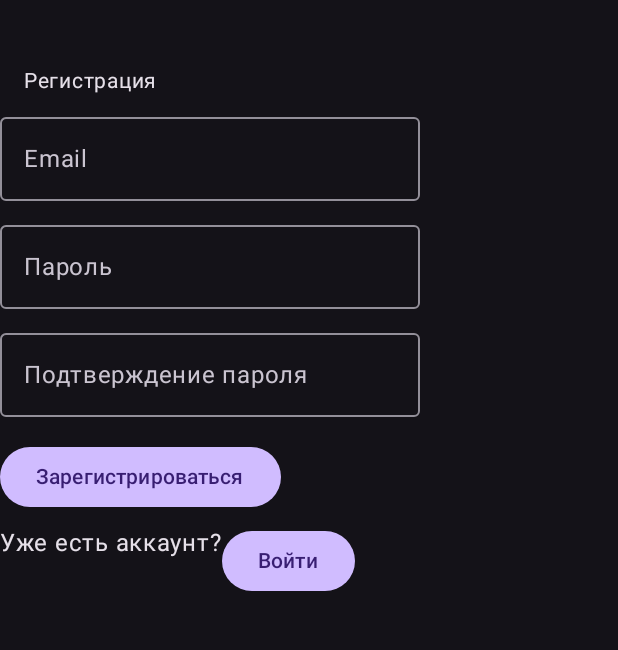
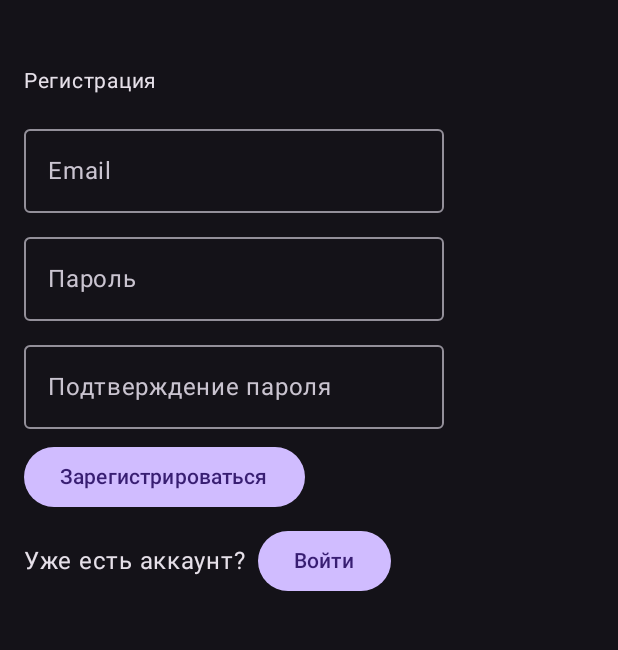
Before and after one commit to gorshok-project-itmo/android, an Android app built with Jetpack Compose: the screen it shows after launch (MainActivity), after a tap on "Зарегистрироваться", on a phone screen of 412 x 824 dp, the part 69-719 px from its top. Run offline under Robolectric (Android 15) with nearby library versions, the phone set to English and light mode, and no system bars; our stand-ins replace Dagger/Hilt's generated code; libraries missing offline, so code that uses them is left out: androidx.hilt.lifecycle; 1 other tap on this screen came first.

Commit message:
fix form styling, add device dynamic routes

```diff
--- a/app/src/main/java/com/example/smartpot/MainActivity.kt
+++ b/app/src/main/java/com/example/smartpot/MainActivity.kt
@@ -57,7 +57,7 @@ class MainActivity : ComponentActivity() {
                 ?.let { state ->
                     when (state) {
                         is LaunchState.SignedIn -> {
-                            navController.navigate(Screen.Home.route) {
+                            navController.navigate(Screen.DeviceList.route) {
                                 popUpTo(navController.graph.startDestinationId) { inclusive = true }
                             }
                         }
@@ -92,8 +92,10 @@ class MainActivity : ComponentActivity() {
                             DeviceListScreen(navController)
                         }
 
-                        composable(Screen.Device.route) {
-                            DeviceScreen(navController)
+                        composable(Screen.Device.route) { backStackEntry ->
+                            val idArg = backStackEntry.arguments?.getString("id")
+                            val id = idArg?.toIntOrNull() ?: -1
+                            DeviceScreen(navController, id)
                         }
 
                         composable(Screen.Signup.route) {
--- a/app/src/main/java/com/example/smartpot/data/api/MockSmartPotApi.kt
+++ b/app/src/main/java/com/example/smartpot/data/api/MockSmartPotApi.kt
@@ -8,7 +8,18 @@ import kotlin.random.Random
 class MockSmartPotApi(
     private val delayMs: Long = 200L
 ) : SmartPotApi {
-    private val devices = mutableMapOf<Int, Device>()
+    private val devices = mutableMapOf<Int, Device>(1 to Device(
+        id = 1,
+        name = "MyDevice1",
+        mode = "schedule",
+        intervalHours = 5,
+        durationMinutes = 30,
+        humidityThreshold = 0.3,
+        waterLevel = 1.0,
+        userId = 99,
+        createdAt = "",
+        updatedAt = ""
+    ))
     private val schedules = mutableMapOf<Int, WateringScheduleItem>()
     private var token: String? = null
 
@@ -67,9 +78,9 @@ class MockSmartPotApi(
         return this.devices.values.toList()
     }
 
-    override suspend fun getDevice(deviceId: Int): Device {
+    override suspend fun getDevice(deviceId: Int): Device? {
         delay(delayMs)
-        return this.devices[deviceId]!!
+        return this.devices[deviceId]
     }
 
     override suspend fun getDeviceWateringStatus(deviceId: Int): WateringStatus {
--- a/app/src/main/java/com/example/smartpot/data/api/SmartPotApi.kt
+++ b/app/src/main/java/com/example/smartpot/data/api/SmartPotApi.kt
@@ -83,7 +83,7 @@ interface SmartPotApi {
     suspend fun postLogin(request: AuthRequest): AuthResponse
     suspend fun deleteLogout(): LogoutResponse
     suspend fun getDevices(): List<Device>
-    suspend fun getDevice(deviceId: Int): Device
+    suspend fun getDevice(deviceId: Int): Device?
     suspend fun getDeviceWateringStatus(deviceId: Int): WateringStatus
     suspend fun postDeviceTriggerWatering(deviceId: Int): DeviceTriggerWateringResponse
 
--- /dev/null
+++ b/app/src/main/java/com/example/smartpot/ui/components/Form.kt
@@ -0,0 +1,19 @@
+package com.example.smartpot.ui.components
+
+import androidx.compose.foundation.layout.Arrangement
+import androidx.compose.foundation.layout.Column
+import androidx.compose.foundation.layout.fillMaxWidth
+import androidx.compose.foundation.layout.padding
+import androidx.compose.runtime.Composable
+import androidx.compose.ui.Modifier
+import androidx.compose.ui.unit.dp
+
+@Composable
+fun Form(content: @Composable () -> Unit) {
+    Column(
+        modifier = Modifier.fillMaxWidth().padding(horizontal = 16.dp, vertical = 8.dp),
+        verticalArrangement = Arrangement.spacedBy(8.dp)
+    ) {
+        content()
+    }
+}
--- a/app/src/main/java/com/example/smartpot/ui/models/DeviceListViewModel.kt
+++ b/app/src/main/java/com/example/smartpot/ui/models/DeviceListViewModel.kt
@@ -20,9 +20,6 @@ class DeviceListViewModel @Inject constructor(private val repo: SmartPotReposito
     private val _devices = MutableStateFlow(DevicesState())
     val devices: StateFlow<DevicesState> = _devices
 
-    private val _schedule = MutableStateFlow(WaterScheduleState())
-    val schedule: StateFlow<WaterScheduleState> = _schedule
-
     fun getDevices() = viewModelScope.launch {
         val resp = repo.getDevices()
 
--- a/app/src/main/java/com/example/smartpot/ui/models/LoginViewModel.kt
+++ b/app/src/main/java/com/example/smartpot/ui/models/LoginViewModel.kt
@@ -6,6 +6,7 @@ import androidx.lifecycle.viewModelScope
 import com.example.smartpot.data.api.Auth
 import com.example.smartpot.data.api.AuthRequest
 import com.example.smartpot.data.api.SmartPotApi
+import com.example.smartpot.data.repository.SmartPotRepository
 import com.example.smartpot.data.repository.TokenRepository
 import dagger.hilt.android.lifecycle.HiltViewModel
 import kotlinx.coroutines.flow.MutableSharedFlow
@@ -16,7 +17,7 @@ import kotlinx.coroutines.launch
 import javax.inject.Inject
 
 @HiltViewModel
-class LoginViewModel @Inject constructor(private val api: SmartPotApi, private val tokenRepo: TokenRepository) : ViewModel() {
+class LoginViewModel @Inject constructor(private val repo: SmartPotRepository, private val tokenRepo: TokenRepository) : ViewModel() {
     private val _email = mutableStateOf("")
     val email = _email
 
@@ -35,7 +36,7 @@ class LoginViewModel @Inject constructor(private val api: SmartPotApi, private v
     fun onEmailChange(v: String) { _email.value = v }
     fun onPasswordChange(v: String) { _password.value = v }
 
-    fun signup() {
+    fun login() {
         val e = _email.value.trim()
         val p = _password.value
 
@@ -49,7 +50,7 @@ class LoginViewModel @Inject constructor(private val api: SmartPotApi, private v
 
             try {
                 val req = AuthRequest(Auth(e, p))
-                val resp = api.postSignup(req)
+                val resp = repo.postLogin(req)
                 val token = resp.status.token
                 tokenRepo.saveToken(token)
                 _signedInEvent.emit(Unit)
--- a/app/src/main/java/com/example/smartpot/ui/models/SignupViewModel.kt
+++ b/app/src/main/java/com/example/smartpot/ui/models/SignupViewModel.kt
@@ -5,7 +5,7 @@ import androidx.lifecycle.ViewModel
 import androidx.lifecycle.viewModelScope
 import com.example.smartpot.data.api.Auth
 import com.example.smartpot.data.api.AuthRequest
-import com.example.smartpot.data.api.SmartPotApi
+import com.example.smartpot.data.repository.SmartPotRepository
 import com.example.smartpot.data.repository.TokenRepository
 import dagger.hilt.android.lifecycle.HiltViewModel
 import kotlinx.coroutines.flow.MutableSharedFlow
@@ -16,7 +16,7 @@ import kotlinx.coroutines.launch
 import javax.inject.Inject
 
 @HiltViewModel
-class SignupViewModel @Inject constructor(private val api: SmartPotApi, private val tokenRepo: TokenRepository) : ViewModel() {
+class SignupViewModel @Inject constructor(private val repo: SmartPotRepository, private val tokenRepo: TokenRepository) : ViewModel() {
     private val _email = mutableStateOf("")
     val email = _email
 
@@ -59,7 +59,7 @@ class SignupViewModel @Inject constructor(private val api: SmartPotApi, private
 
             try {
                 val req = AuthRequest(Auth(e, p))
-                val resp = api.postSignup(req)
+                val resp = repo.postSignup(req)
                 val token = resp.status.token
                 tokenRepo.saveToken(token)
                 _signedInEvent.emit(Unit)
--- a/app/src/main/java/com/example/smartpot/ui/screens/LoginScreen.kt
+++ b/app/src/main/java/com/example/smartpot/ui/screens/LoginScreen.kt
@@ -4,6 +4,7 @@ import androidx.compose.foundation.layout.Column
 import androidx.compose.foundation.layout.Row
 import androidx.compose.foundation.layout.Spacer
 import androidx.compose.foundation.layout.height
+import androidx.compose.foundation.layout.width
 import androidx.compose.material3.Button
 import androidx.compose.material3.OutlinedTextField
 import androidx.compose.material3.Text
@@ -13,6 +14,7 @@ import androidx.compose.runtime.collectAsState
 import androidx.compose.runtime.getValue
 import androidx.compose.runtime.remember
 import androidx.compose.runtime.rememberCoroutineScope
+import androidx.compose.ui.Alignment
 import androidx.compose.ui.Modifier
 import androidx.compose.ui.graphics.Color
 import androidx.compose.ui.text.input.PasswordVisualTransformation
@@ -20,6 +22,7 @@ import androidx.compose.ui.unit.dp
 import androidx.hilt.lifecycle.viewmodel.compose.hiltViewModel
 import androidx.lifecycle.viewmodel.compose.viewModel
 import androidx.navigation.NavController
+import com.example.smartpot.ui.components.Form
 import com.example.smartpot.ui.components.H2
 import com.example.smartpot.ui.models.LoginViewModel
 import com.example.smartpot.ui.models.SignupViewModel
@@ -42,13 +45,12 @@ fun LoginScreen(navController: NavController, vm: LoginViewModel = hiltViewModel
     Column {
         H2("Вход")
 
+        Form {
             OutlinedTextField(
                 value = email,
                 onValueChange = vm::onEmailChange,
                 label = { Text("Email") }
             )
-
-        Spacer(Modifier.height(8.dp))
 
             OutlinedTextField(
                 value = password,
@@ -57,23 +59,21 @@ fun LoginScreen(navController: NavController, vm: LoginViewModel = hiltViewModel
                 visualTransformation = PasswordVisualTransformation()
             )
 
-        Spacer(Modifier.height(16.dp))
-
             Button(
-            onClick = { vm.signup() },
+                onClick = { vm.login() },
                 enabled = !loading
             ) {
                 if (loading) Text("Вход...") else Text("Войти")
             }
 
-        Spacer(Modifier.height(8.dp))
-
             error?.let {
                 Text(it, color = Color.Red)
             }
 
-        Row {
+            Row(verticalAlignment = Alignment.CenterVertically) {
                 Text("Ещё нет аккаунта?")
+
+                Spacer(Modifier.width(8.dp))
 
                 Button(onClick = {
                     navController.navigate("signup") {
@@ -85,3 +85,4 @@ fun LoginScreen(navController: NavController, vm: LoginViewModel = hiltViewModel
             }
         }
     }
+}
--- a/app/src/main/java/com/example/smartpot/ui/screens/SignupScreen.kt
+++ b/app/src/main/java/com/example/smartpot/ui/screens/SignupScreen.kt
@@ -4,6 +4,7 @@ import androidx.compose.foundation.layout.Column
 import androidx.compose.foundation.layout.Row
 import androidx.compose.foundation.layout.Spacer
 import androidx.compose.foundation.layout.height
+import androidx.compose.foundation.layout.width
 import androidx.compose.material.icons.Icons
 import androidx.compose.material.icons.automirrored.filled.ExitToApp
 import androidx.compose.material3.Button
@@ -17,6 +18,7 @@ import androidx.compose.runtime.collectAsState
 import androidx.compose.runtime.getValue
 import androidx.compose.runtime.remember
 import androidx.compose.runtime.rememberCoroutineScope
+import androidx.compose.ui.Alignment
 import androidx.compose.ui.Modifier
 import androidx.compose.ui.graphics.Color
 import androidx.compose.ui.text.input.PasswordVisualTransformation
@@ -24,6 +26,7 @@ import androidx.compose.ui.unit.dp
 import androidx.hilt.lifecycle.viewmodel.compose.hiltViewModel
 import androidx.lifecycle.viewmodel.compose.viewModel
 import androidx.navigation.NavController
+import com.example.smartpot.ui.components.Form
 import com.example.smartpot.ui.components.H2
 import com.example.smartpot.ui.models.SignupViewModel
 
@@ -46,13 +49,12 @@ fun SignupScreen(navController: NavController, vm: SignupViewModel = hiltViewMod
     Column {
         H2("Регистрация")
 
+        Form {
             OutlinedTextField(
                 value = email,
                 onValueChange = vm::onEmailChange,
                 label = { Text("Email") }
             )
-
-        Spacer(Modifier.height(8.dp))
 
             OutlinedTextField(
                 value = password,
@@ -61,16 +63,12 @@ fun SignupScreen(navController: NavController, vm: SignupViewModel = hiltViewMod
                 visualTransformation = PasswordVisualTransformation()
             )
 
-        Spacer(Modifier.height(8.dp))
-
             OutlinedTextField(
                 value = confirmPassword,
                 onValueChange = vm::onConfirmPasswordChange,
                 label = { Text("Подтверждение пароля") },
                 visualTransformation = PasswordVisualTransformation()
             )
-
-        Spacer(Modifier.height(16.dp))
 
             Button(
                 onClick = { vm.signup() },
@@ -79,14 +77,14 @@ fun SignupScreen(navController: NavController, vm: SignupViewModel = hiltViewMod
                 if (loading) Text("Регистрация...") else Text("Зарегистрироваться")
             }
 
-        Spacer(Modifier.height(8.dp))
-
             error?.let {
                 Text(it, color = Color.Red)
             }
 
-        Row {
+            Row(verticalAlignment = Alignment.CenterVertically) {
                 Text("Уже есть аккаунт?")
+
+                Spacer(Modifier.width(8.dp))
 
                 Button(onClick = {
                     navController.navigate("login") {
@@ -98,3 +96,4 @@ fun SignupScreen(navController: NavController, vm: SignupViewModel = hiltViewMod
             }
         }
     }
+}
```
Also changed, not shown: app/src/main/java/com/example/smartpot/ui/Screen.kt (+16 -9 lines), app/src/main/java/com/example/smartpot/ui/components/Schedule.kt (+6 -9 lines), app/src/main/java/com/example/smartpot/ui/models/DeviceViewModel.kt (+13 -3 lines), app/src/main/java/com/example/smartpot/ui/screens/DeviceListScreen.kt (+23 -5 lines), app/src/main/java/com/example/smartpot/ui/screens/DeviceScreen.kt (+20 -2 lines). Lines whose indentation alone changed are shown as unchanged.
